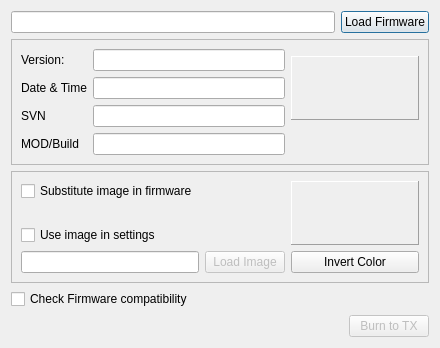
First picture: the form in src/burndialog.ui, repository roberto1903/companion9x, before the edit.
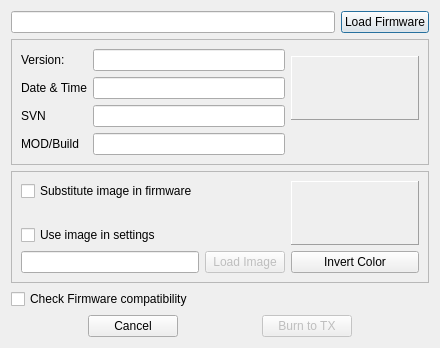
Second picture: the form after the edit. Icons and pictures are not drawn.

Commit message: New burndialog interface to avrdude

Diff of the .ui file:
```diff
--- a/src/burndialog.ui
+++ b/src/burndialog.ui
@@ -7,7 +7,7 @@
     <x>0</x>
     <y>0</y>
     <width>440</width>
-    <height>315</height>
+    <height>322</height>
    </rect>
   </property>
   <property name="sizePolicy">
@@ -30,7 +30,7 @@
     <normaloff>:/images/c_home.png</normaloff>:/images/c_home.png</iconset>
   </property>
   <layout class="QGridLayout" name="gridLayout_6">
-   <item row="0" column="0" colspan="2">
+   <item row="0" column="0">
     <layout class="QGridLayout" name="gridLayout_4">
      <item row="0" column="0">
       <layout class="QHBoxLayout" name="horizontalLayout_2">
@@ -330,32 +330,84 @@
      </item>
     </layout>
    </item>
-   <item row="1" column="1">
+   <item row="1" column="0">
+    <layout class="QHBoxLayout" name="horizontalLayout_4">
+     <item>
+      <spacer name="hs2">
+       <property name="orientation">
+        <enum>Qt::Horizontal</enum>
+       </property>
+       <property name="sizeHint" stdset="0">
+        <size>
+         <width>40</width>
+         <height>20</height>
+        </size>
+       </property>
+      </spacer>
+     </item>
+     <item>
+      <widget class="QPushButton" name="cancelButton">
+       <property name="minimumSize">
+        <size>
+         <width>90</width>
+         <height>0</height>
+        </size>
+       </property>
+       <property name="text">
+        <string>Cancel</string>
+       </property>
+      </widget>
+     </item>
+     <item>
+      <spacer name="horizontalSpacer">
+       <property name="orientation">
+        <enum>Qt::Horizontal</enum>
+       </property>
+       <property name="sizeHint" stdset="0">
+        <size>
+         <width>40</width>
+         <height>20</height>
+        </size>
+       </property>
+      </spacer>
+     </item>
+     <item>
     <widget class="QPushButton" name="BurnFlashButton">
      <property name="enabled">
       <bool>false</bool>
      </property>
+       <property name="minimumSize">
+        <size>
+         <width>90</width>
+         <height>0</height>
+        </size>
+       </property>
      <property name="text">
       <string>Burn to TX</string>
      </property>
     </widget>
    </item>
-   <item row="1" column="0">
-    <spacer name="hs2">
+     <item>
+      <spacer name="hs2_2">
      <property name="orientation">
       <enum>Qt::Horizontal</enum>
      </property>
      <property name="sizeHint" stdset="0">
       <size>
-       <width>346</width>
+         <width>48</width>
        <height>20</height>
       </size>
      </property>
     </spacer>
+     </item>
+    </layout>
    </item>
   </layout>
   <zorder>BurnFlashButton</zorder>
   <zorder>hs2</zorder>
+  <zorder>cancelButton</zorder>
+  <zorder>hs2_2</zorder>
+  <zorder>horizontalSpacer</zorder>
  </widget>
  <resources>
   <include location="companion9x.qrc"/>
```
Lines whose indentation alone changed are shown as unchanged. The commit also changes 4 other files.
